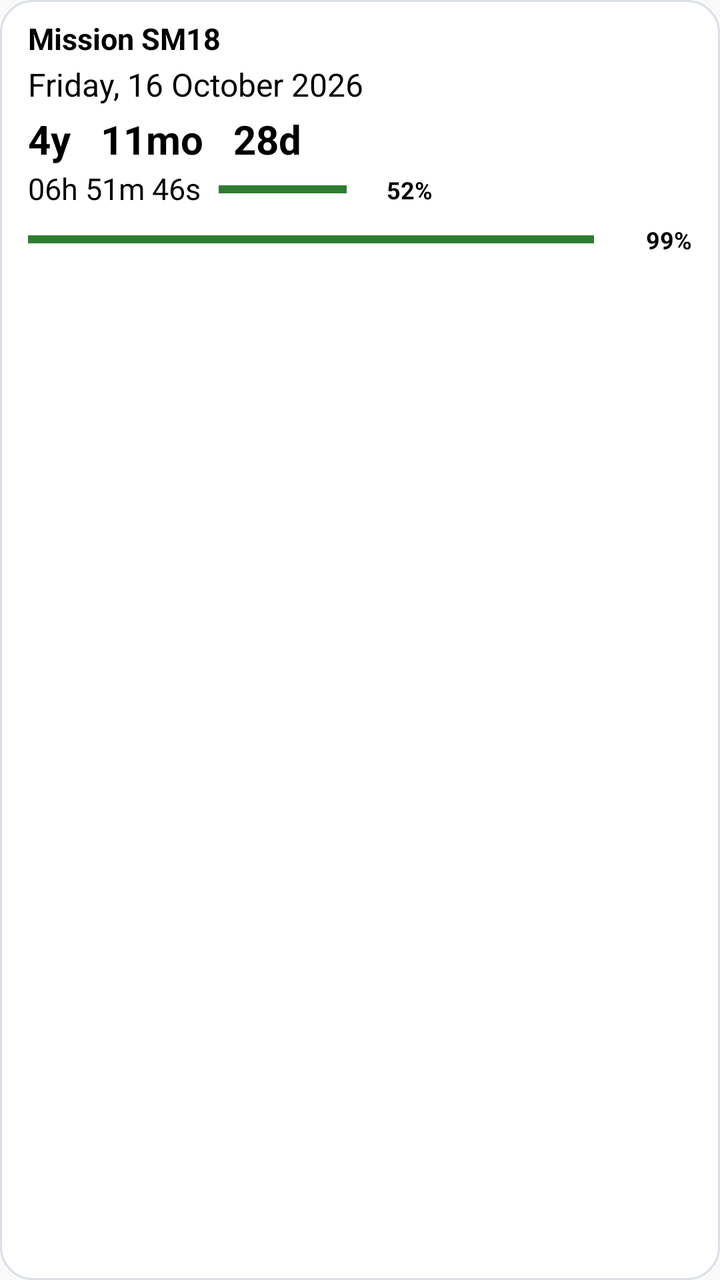
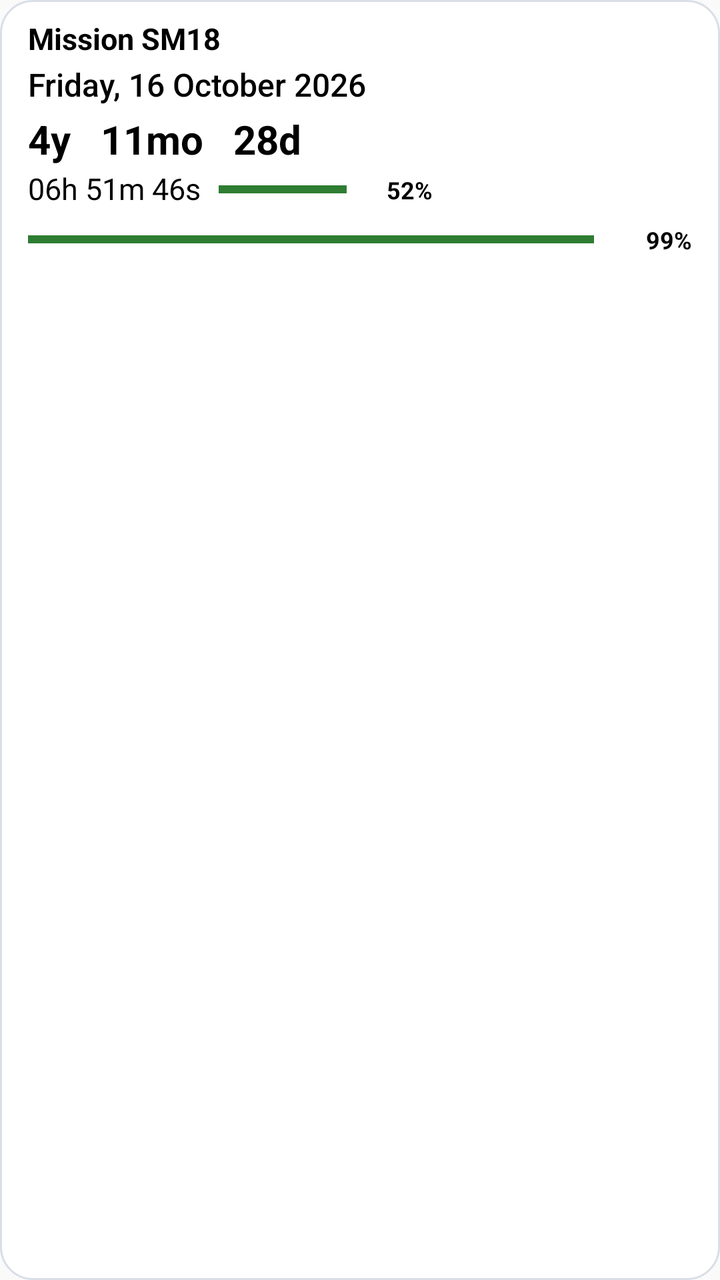

Before-and-after screenshots of an Android layout around one commit, followed by the original layout XML and the change that was made.
<!-- AndroidManifest.xml: application theme android:Theme.Material.Light.NoActionBar -->
<!-- res/layout/countdown_widget.xml -->
<?xml version="1.0" encoding="utf-8"?>
<LinearLayout xmlns:android="http://schemas.android.com/apk/res/android"
    android:id="@+id/widget_root"
    android:layout_width="match_parent"
    android:layout_height="match_parent"
    android:orientation="vertical"
    android:gravity="top"
    android:paddingStart="14dp"
    android:paddingEnd="14dp"
    android:paddingTop="9dp"
    android:paddingBottom="10dp"
    android:background="@drawable/widget_background">

    <TextView
        android:id="@+id/widget_title"
        android:layout_width="match_parent"
        android:layout_height="wrap_content"
        android:text="Mission SM18"
        android:textColor="#000000"
        android:textSize="15sp"
        android:textStyle="bold"
        android:maxLines="1" />

    <TextView
        android:id="@+id/widget_today"
        android:layout_width="match_parent"
        android:layout_height="wrap_content"
        android:layout_marginTop="2dp"
        android:text="Friday, 16 October 2026"
        android:textColor="#000000"
        android:textSize="16sp"
        android:textStyle="medium"
        android:maxLines="1"
        android:ellipsize="end" />

    <TextView
        android:id="@+id/widget_date"
        android:layout_width="match_parent"
        android:layout_height="wrap_content"
        android:layout_marginTop="3dp"
        android:text="4y   11mo   28d"
        android:textColor="#000000"
        android:textSize="20sp"
        android:textStyle="bold"
        android:maxLines="1"
        android:ellipsize="end" />

    <LinearLayout
        android:id="@+id/widget_time_row"
        android:layout_width="match_parent"
        android:layout_height="wrap_content"
        android:layout_marginTop="3dp"
        android:gravity="center_vertical"
        android:orientation="horizontal">

        <TextView
            android:id="@+id/widget_time"
            android:layout_width="wrap_content"
            android:layout_height="wrap_content"
            android:text="06h 51m 46s"
            android:textColor="#000000"
            android:textSize="15sp"
            android:maxLines="1"
            android:includeFontPadding="false" />

        <FrameLayout
            android:layout_width="64dp"
            android:layout_height="6dp"
            android:layout_marginStart="9dp"
            android:contentDescription="Time remaining today">
            <ProgressBar android:id="@+id/widget_day_track" style="?android:attr/progressBarStyleHorizontal" android:layout_width="match_parent" android:layout_height="6dp" android:max="1000" android:progress="1000" android:progressTint="#559E9E9E" android:progressBackgroundTint="#559E9E9E" />
            <ProgressBar android:id="@+id/widget_day_green" style="?android:attr/progressBarStyleHorizontal" android:layout_width="match_parent" android:layout_height="6dp" android:max="1000" android:progress="1000" android:progressTint="#2E7D32" android:progressBackgroundTint="#559E9E9E" />
            <ProgressBar android:id="@+id/widget_day_yellow" style="?android:attr/progressBarStyleHorizontal" android:layout_width="match_parent" android:layout_height="6dp" android:max="1000" android:progress="1000" android:progressTint="#F9A825" android:progressBackgroundTint="#559E9E9E" android:visibility="gone" />
            <ProgressBar android:id="@+id/widget_day_orange" style="?android:attr/progressBarStyleHorizontal" android:layout_width="match_parent" android:layout_height="6dp" android:max="1000" android:progress="1000" android:progressTint="#EF6C00" android:progressBackgroundTint="#559E9E9E" android:visibility="gone" />
            <ProgressBar android:id="@+id/widget_day_red" style="?android:attr/progressBarStyleHorizontal" android:layout_width="match_parent" android:layout_height="6dp" android:max="1000" android:progress="1000" android:progressTint="#C62828" android:progressBackgroundTint="#559E9E9E" android:visibility="gone" />
        </FrameLayout>

        <TextView
            android:id="@+id/widget_day_percent"
            android:layout_width="38dp"
            android:layout_height="wrap_content"
            android:layout_marginStart="5dp"
            android:gravity="end|center_vertical"
            android:text="52%"
            android:textColor="#000000"
            android:textSize="12sp"
            android:textStyle="bold"
            android:maxLines="1" />
    </LinearLayout>

    <LinearLayout
        android:layout_width="match_parent"
        android:layout_height="wrap_content"
        android:layout_marginTop="8dp"
        android:gravity="center_vertical"
        android:orientation="horizontal">
        <FrameLayout
            android:layout_width="0dp"
            android:layout_height="8dp"
            android:layout_weight="1">
            <ProgressBar android:id="@+id/widget_progress_green" style="?android:attr/progressBarStyleHorizontal" android:layout_width="match_parent" android:layout_height="8dp" android:max="1000" android:progress="1000" android:progressTint="#2E7D32" android:progressBackgroundTint="#559E9E9E" />
            <ProgressBar android:id="@+id/widget_progress_yellow" style="?android:attr/progressBarStyleHorizontal" android:layout_width="match_parent" android:layout_height="8dp" android:max="1000" android:progress="1000" android:progressTint="#F9A825" android:progressBackgroundTint="#559E9E9E" android:visibility="gone" />
            <ProgressBar android:id="@+id/widget_progress_orange" style="?android:attr/progressBarStyleHorizontal" android:layout_width="match_parent" android:layout_height="8dp" android:max="1000" android:progress="1000" android:progressTint="#EF6C00" android:progressBackgroundTint="#559E9E9E" android:visibility="gone" />
            <ProgressBar android:id="@+id/widget_progress_red" style="?android:attr/progressBarStyleHorizontal" android:layout_width="match_parent" android:layout_height="8dp" android:max="1000" android:progress="1000" android:progressTint="#C62828" android:progressBackgroundTint="#559E9E9E" android:visibility="gone" />
        </FrameLayout>
        <TextView
            android:id="@+id/widget_main_percent"
            android:layout_width="42dp"
            android:layout_height="wrap_content"
            android:layout_marginStart="7dp"
            android:gravity="end|center_vertical"
            android:text="99%"
            android:textColor="#000000"
            android:textSize="12sp"
            android:textStyle="bold"
            android:maxLines="1" />
    </LinearLayout>
</LinearLayout>
<!-- resources referenced by this layout -->
<resources>
  <!-- drawable widget_background (drawable) -->
  <?xml version="1.0" encoding="utf-8"?>
  <shape xmlns:android="http://schemas.android.com/apk/res/android">
      <solid android:color="#FFFFFF" />
      <corners android:radius="16dp" />
      <stroke android:width="1dp" android:color="#D9DEE7" />
  </shape>
</resources>

<!-- the commit's change to res/layout/countdown_widget.xml (unified diff, before → after) -->
@@ -29,7 +29,7 @@
         android:text="Friday, 16 October 2026"
         android:textColor="#000000"
         android:textSize="16sp"
-        android:textStyle="medium"
+        android:fontFamily="sans-serif-medium"
         android:maxLines="1"
         android:ellipsize="end" />
 
